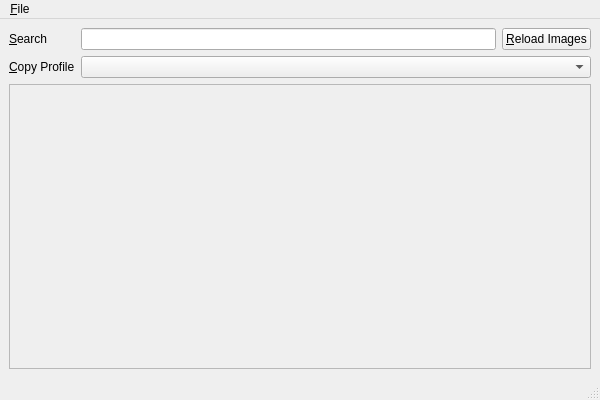
atomicparade/sticker-book-qt, file src/windows/mainwindow.ui: the form before one commit.
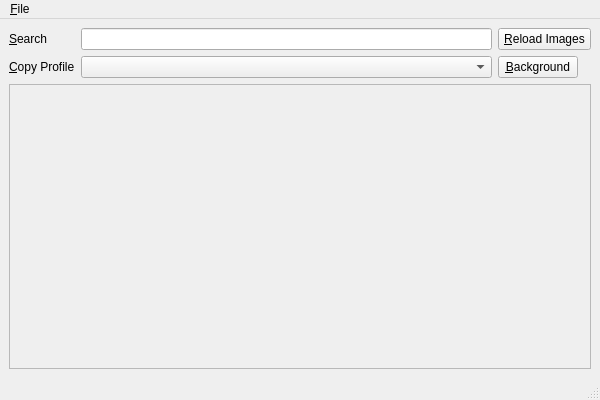
The form after the commit. Icons and pictures are not drawn.

Commit message: Add ability to copy with specific background color

What changed in the file:
```diff
--- a/src/windows/mainwindow.ui
+++ b/src/windows/mainwindow.ui
@@ -21,8 +21,8 @@
    <layout class="QGridLayout" name="gridLayout">
     <item row="0" column="0">
      <layout class="QGridLayout" name="gridLayoutInput">
-      <item row="1" column="1">
-       <widget class="QLineEdit" name="leSearch"/>
+      <item row="4" column="1">
+       <widget class="QComboBox" name="cbCopyProfile"/>
       </item>
       <item row="1" column="0">
        <widget class="QLabel" name="lblSearch">
@@ -34,7 +34,20 @@
         </property>
        </widget>
       </item>
-      <item row="2" column="0">
+      <item row="4" column="3">
+       <widget class="QLabel" name="lblBackground">
+        <property name="sizePolicy">
+         <sizepolicy hsizetype="Maximum" vsizetype="Preferred">
+          <horstretch>0</horstretch>
+          <verstretch>0</verstretch>
+         </sizepolicy>
+        </property>
+        <property name="text">
+         <string/>
+        </property>
+       </widget>
+      </item>
+      <item row="4" column="0">
        <widget class="QLabel" name="lblCopyProfile">
         <property name="text">
          <string>&amp;Copy Profile</string>
@@ -44,16 +57,26 @@
         </property>
        </widget>
       </item>
-      <item row="1" column="2">
+      <item row="1" column="1">
+       <widget class="QLineEdit" name="leSearch"/>
+      </item>
+      <item row="4" column="2">
+       <widget class="QPushButton" name="btnBackground">
+        <property name="toolTip">
+         <string>Copy with background color</string>
+        </property>
+        <property name="text">
+         <string>&amp;Background</string>
+        </property>
+       </widget>
+      </item>
+      <item row="1" column="2" colspan="2">
        <widget class="QPushButton" name="btnReloadImages">
         <property name="text">
          <string>&amp;Reload Images</string>
         </property>
        </widget>
       </item>
-      <item row="2" column="1" colspan="2">
-       <widget class="QComboBox" name="cbCopyProfile"/>
-      </item>
      </layout>
     </item>
     <item row="1" column="0">
```
The commit also changes 4 other files.
